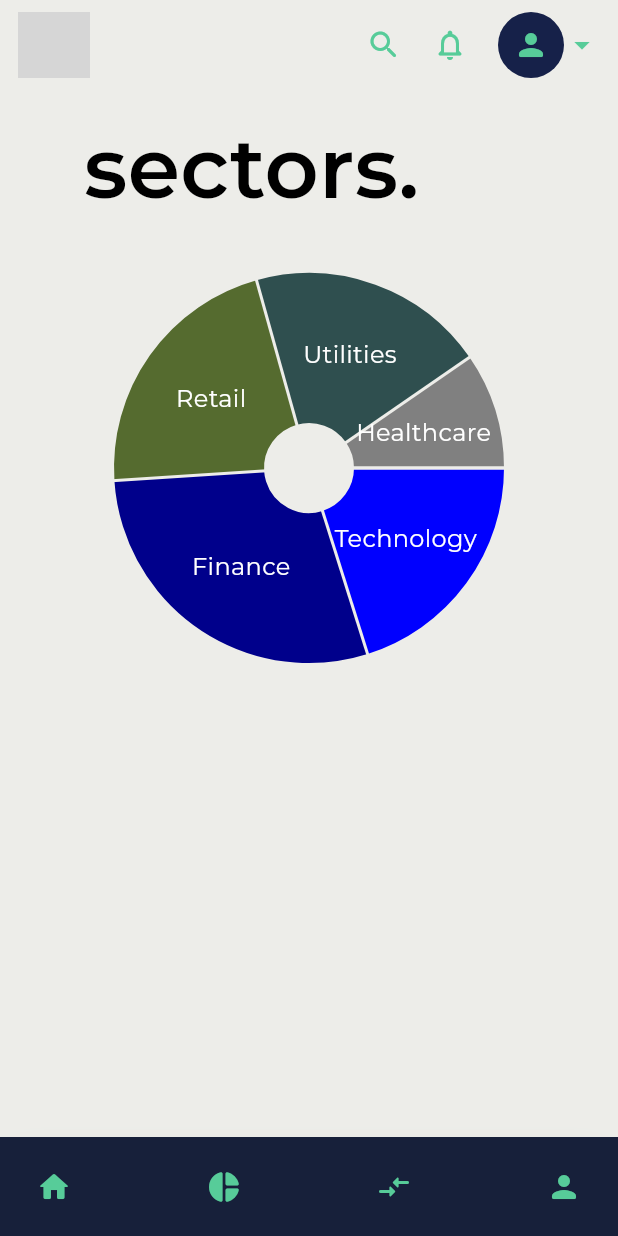
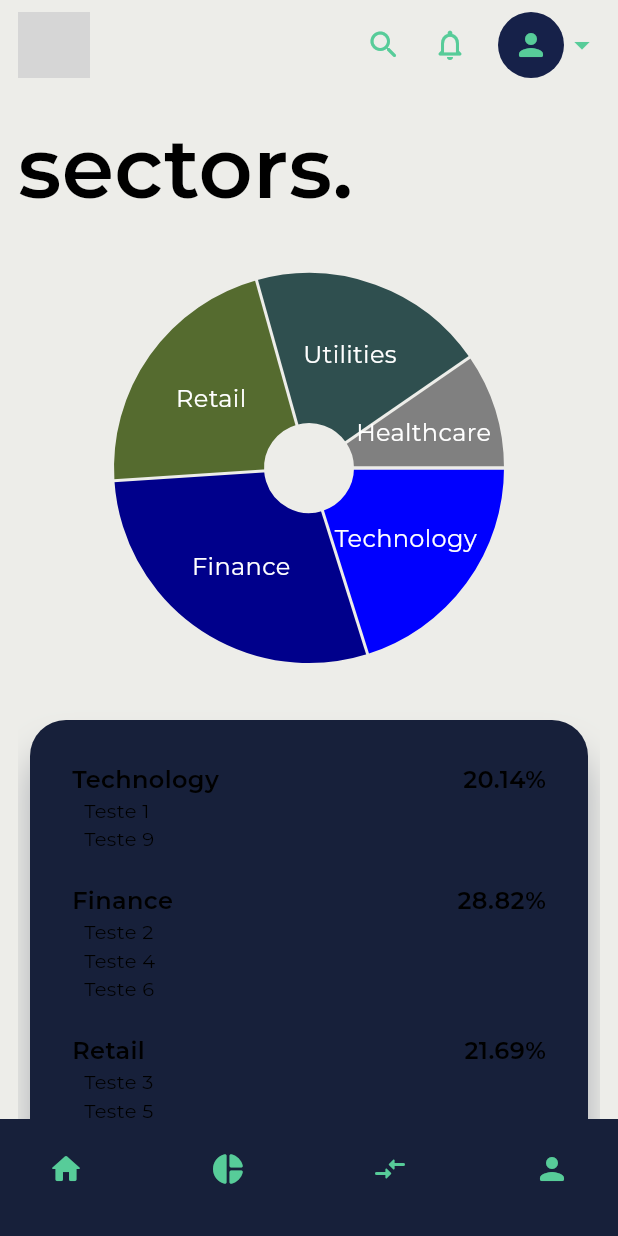
Before and after one commit to leobuldrini/easyFinance, a Flutter app: the screen it shows after launch, item 2 of the bottom bar chosen, on a phone screen of 412 x 824 dp. Run offline on Flutter 3.47's test engine with Material 3 defaults, Android fonts, the phone set to English and light mode, and no system bars; drawn by our look-alikes of fl_chart; our stand-ins replace equatable, google_fonts, hooks_riverpod, lottie, rive; network calls fail; grey boxes are pictures that could not be loaded.

Commit message:
finished sector view

```diff
--- a/lib/screens/sector_view.dart
+++ b/lib/screens/sector_view.dart
@@ -1,18 +1,99 @@
-import 'dart:math';
-
 import 'package:easyFinance/core/models/transaction.dart';
 import 'package:fl_chart/fl_chart.dart';
 import 'package:flutter/material.dart';
 import 'package:google_fonts/google_fonts.dart';
-import 'package:hooks_riverpod/hooks_riverpod.dart';
 
 import '../widgets/user_header.dart';
 
-class SectorPage extends ConsumerWidget {
+class SectorPage extends StatefulWidget {
   const SectorPage({super.key});
 
   @override
-  Widget build(BuildContext context, WidgetRef ref) {
+  State<SectorPage> createState() => _SectorPageState();
+}
+
+class _SectorPageState extends State<SectorPage> {
+  List<Transaction>? source;
+
+  @override
+  void initState() {
+    source = [
+      Transaction(
+        id: '2',
+        title: 'Teste 1',
+        amount: 140,
+        date: DateTime.now(),
+        sector: 'Technology',
+      ),
+      Transaction(
+        id: '1',
+        title: 'Teste 2',
+        amount: 75,
+        date: DateTime.now(),
+        sector: 'Finance',
+      ),
+      Transaction(
+        id: '4',
+        title: 'Teste 3',
+        amount: 123,
+        date: DateTime.now(),
+        sector: 'Retail',
+      ),
+      Transaction(
+        id: '5',
+        title: 'Teste 4',
+        amount: 130,
+        date: DateTime.now(),
+        sector: 'Finance',
+      ),
+      Transaction(
+        id: '3',
+        title: 'Teste 5',
+        amount: 87,
+        date: DateTime.now(),
+        sector: 'Retail',
+      ),
+      Transaction(
+        id: '2',
+        title: 'Teste 6',
+        amount: 74,
+        date: DateTime.now(),
+        sector: 'Finance',
+      ),
+      Transaction(
+        id: '1',
+        title: 'Teste 7',
+        amount: 122,
+        date: DateTime.now(),
+        sector: 'Utilities',
+      ),
+      Transaction(
+        id: '4',
+        title: 'Teste 8',
+        amount: 93,
+        date: DateTime.now(),
+        sector: 'Healthcare',
+      ),
+      Transaction(
+        id: '5',
+        title: 'Teste 9',
+        amount: 55,
+        date: DateTime.now(),
+        sector: 'Technology',
+      ),
+      Transaction(
+        id: '3',
+        title: 'Teste 10',
+        amount: 69,
+        date: DateTime.now(),
+        sector: 'Utilities',
+      ),
+    ];
+    super.initState();
+  }
+
+  @override
+  Widget build(BuildContext context) {
     return Scaffold(
       backgroundColor: Theme.of(context).colorScheme.background,
       body: SafeArea(
@@ -38,11 +119,15 @@ class SectorPage extends ConsumerWidget {
                         textAlign: TextAlign.center,
                       ),
                       const SizedBox(height: 10),
-                      const SizedBox(
-                        height: 300,
-                        width: 300,
-                        child: SectorPieChart(),
+                      Center(
+                        child: SizedBox(
+                          height: 300,
+                          width: 300,
+                          child: SectorPieChart(source: source!),
+                        ),
                       ),
+                      const SizedBox(height: 10),
+                      TransactionsPerSection(source: source!),
                     ],
                   ),
                 ),
@@ -55,8 +140,96 @@ class SectorPage extends ConsumerWidget {
   }
 }
 
+class TransactionsPerSection extends StatelessWidget {
+  const TransactionsPerSection({super.key, required this.source});
+
+  final List<Transaction> source;
+
+  @override
+  Widget build(BuildContext context) {
+    List<Widget> columnItems = [];
+    Map<String, dynamic> sectors = {};
+    for (Transaction transaction in source) {
+      if (sectors.containsKey(transaction.sector)) {
+        sectors[transaction.sector]['amount'] += transaction.amount;
+        sectors[transaction.sector]['transactions'].add(transaction);
+        sectors[transaction.sector]['percentage'] =
+            (sectors[transaction.sector]['amount'] / source.map((e) => e.amount).reduce((value, element) => value + element) * 100).toStringAsFixed(2);
+      } else {
+        sectors[transaction.sector] = {
+          'amount': transaction.amount,
+          'transactions': [transaction],
+          'percentage': (transaction.amount / source.map((e) => e.amount).reduce((value, element) => value + element) * 100).toStringAsFixed(2),
+        };
+      }
+    }
+    for (String sector in sectors.keys) {
+      columnItems.add(
+        Row(
+          mainAxisAlignment: MainAxisAlignment.spaceBetween,
+          children: [
+            Text(
+              sector,
+              style: GoogleFonts.getFont(
+                'Montserrat',
+                textStyle: const TextStyle(fontSize: 16, fontWeight: FontWeight.w600),
+              ),
+            ),
+            Text(
+              '${sectors[sector]['percentage']}%',
+              style: GoogleFonts.getFont(
+                'Montserrat',
+                textStyle: const TextStyle(fontSize: 16, fontWeight: FontWeight.w600),
+              ),
+            ),
+          ],
+        ),
+      );
+      for (int i = 0; i < sectors[sector]['transactions'].length; i++) {
+        Transaction transaction = sectors[sector]['transactions'][i];
+        columnItems.add(
+          Padding(
+            padding: const EdgeInsets.only(left: 8.0),
+            child: Text(
+              transaction.title,
+              style: GoogleFonts.getFont(
+                'Montserrat',
+                textStyle: const TextStyle(fontSize: 13),
+              ),
+              textAlign: TextAlign.start,
+            ),
+          ),
+        );
+      }
+      columnItems.add(const SizedBox(height: 20));
+    }
+    columnItems.removeLast();
+    return Container(
+      padding: const EdgeInsets.all(28),
+      margin: const EdgeInsets.all(8),
+      decoration: BoxDecoration(
+        color: Theme.of(context).colorScheme.surface,
+        borderRadius: BorderRadius.circular(24),
+        boxShadow: [
+          BoxShadow(
+            color: Theme.of(context).colorScheme.surface.withOpacity(0.3),
+            offset: const Offset(0, 20),
+            blurRadius: 20,
+          ),
+        ],
+      ),
+      child: Column(
+        crossAxisAlignment: CrossAxisAlignment.start,
+        children: columnItems,
+      ),
+    );
+  }
+}
+
 class SectorPieChart extends StatefulWidget {
-  const SectorPieChart({super.key});
+  const SectorPieChart({super.key, required this.source});
+
+  final List<Transaction> source;
 
   @override
   State<SectorPieChart> createState() => _SectorPieChartState();
@@ -108,87 +281,18 @@ class _SectorPieChartState extends State<SectorPieChart> {
       const Color(0xFF191970), // Midnight blue
       const Color(0xFF40E0D0), // Turquoise
     ];
-    List<Transaction> source = [
-      Transaction(
-        id: '2',
-        title: 'Teste',
-        amount: 140,
-        date: DateTime.now(),
-        sector: 'Technology',
-      ),
-      Transaction(
-        id: '1',
-        title: 'Teste',
-        amount: 75,
-        date: DateTime.now(),
-        sector: 'Finance',
-      ),
-      Transaction(
-        id: '4',
-        title: 'Teste',
-        amount: 123,
-        date: DateTime.now(),
-        sector: 'Retail',
-      ),
-      Transaction(
-        id: '5',
-        title: 'Teste',
-        amount: 130,
-        date: DateTime.now(),
-        sector: 'Finance',
-      ),
-      Transaction(
-        id: '3',
-        title: 'Teste',
-        amount: 87,
-        date: DateTime.now(),
-        sector: 'Retail',
-      ),
-      Transaction(
-        id: '2',
-        title: 'Teste',
-        amount: 74,
-        date: DateTime.now(),
-        sector: 'Finance',
-      ),
-      Transaction(
-        id: '1',
-        title: 'Teste',
-        amount: 122,
-        date: DateTime.now(),
-        sector: 'Utilities',
-      ),
-      Transaction(
-        id: '4',
-        title: 'Teste',
-        amount: 93,
-        date: DateTime.now(),
-        sector: 'Healthcare',
-      ),
-      Transaction(
-        id: '5',
-        title: 'Teste',
-        amount: 55,
-        date: DateTime.now(),
-        sector: 'Technology',
-      ),
-      Transaction(
-        id: '3',
-        title: 'Teste',
-        amount: 69,
-        date: DateTime.now(),
-        sector: 'Utilities',
-      ),
-    ];
     Map<String, dynamic> sectors = {};
-    for (Transaction transaction in source) {
+    for (Transaction transaction in widget.source) {
       if (sectors.containsKey(transaction.sector)) {
         sectors[transaction.sector]['amount'] += transaction.amount;
         sectors[transaction.sector]['transactions'].add(transaction);
+        sectors[transaction.sector]['percentage'] =
+            (sectors[transaction.sector]['amount'] / widget.source.map((e) => e.amount).reduce((value, element) => value + element) * 100).toStringAsFixed(2);
       } else {
         sectors[transaction.sector] = {
           'amount': transaction.amount,
-          'transactions': [transaction]
+          'transactions': [transaction],
+          'percentage': (transaction.amount / widget.source.map((e) => e.amount).reduce((value, element) => value + element) * 100).toStringAsFixed(2),
         };
       }
     }
@@ -199,9 +303,7 @@ class _SectorPieChartState extends State<SectorPieChart> {
         PieChartSectionData(
           color: colors[index],
           value: sectors[sector]['amount'],
-          title: index != touchedIndex
-              ? sector
-              : '${(sectors[sector]['amount'] / source.map((e) => e.amount).reduce((value, element) => value + element) * 100).toStringAsFixed(2)}%',
+          title: index != touchedIndex ? sector : '${sectors[sector]['percentage']}%',
           radius: index == touchedIndex ? 120 : 100,
           titleStyle: GoogleFonts.getFont(
             'Montserrat',
--- a/lib/widgets/nav_bar.dart
+++ b/lib/widgets/nav_bar.dart
@@ -7,11 +7,10 @@ class NavBar extends ConsumerWidget {
 
   @override
   Widget build(BuildContext context, WidgetRef ref) {
-    int currentPage = ref.watch(currentPageProvider);
     return Container(
       height: 66,
       padding: const EdgeInsets.fromLTRB(12, 12, 12, 12),
-      // margin: const EdgeInsets.fromLTRB(24, 0, 24, 24),
+      margin: const EdgeInsets.fromLTRB(8, 0, 8, 12),
       decoration: BoxDecoration(
         color: Theme.of(context).colorScheme.surface.withOpacity(0.8),
         borderRadius: BorderRadius.circular(24),
```
